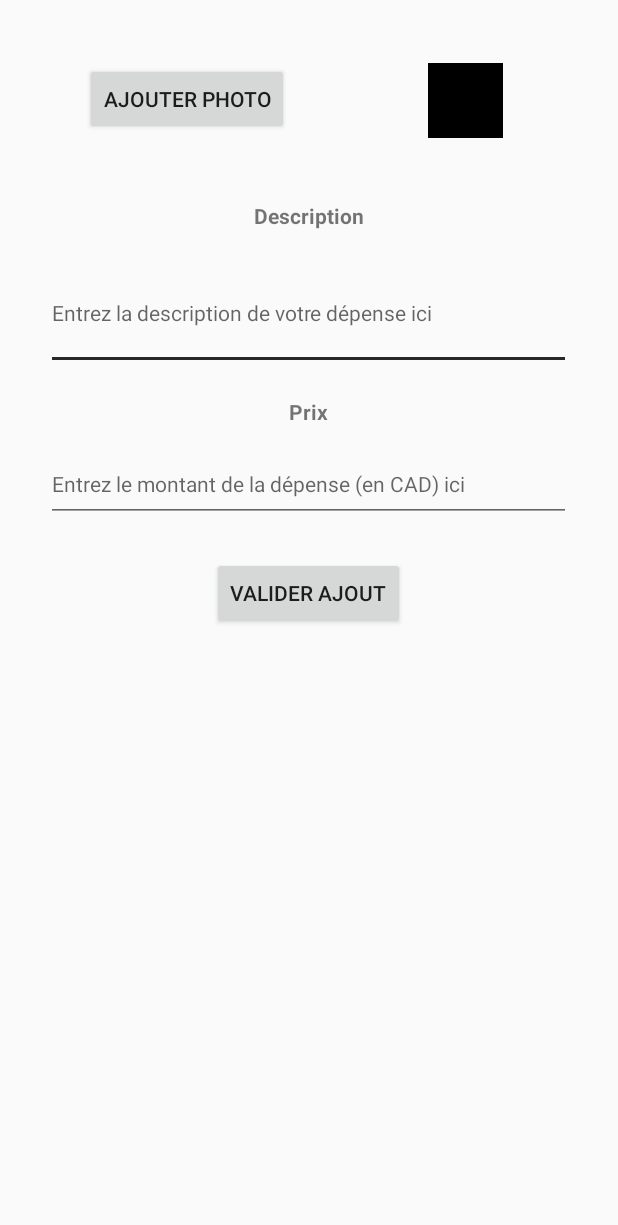
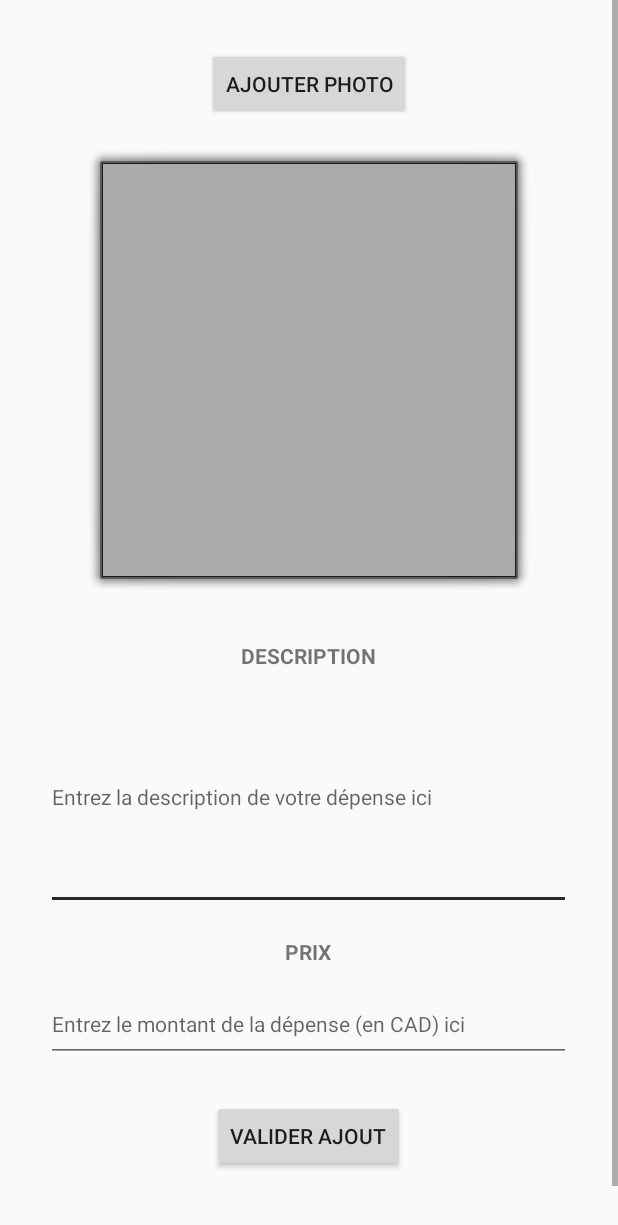
Before and after one commit to meurett/Mobile_projet_session, an Android app: the layout fragment_ajout_depense.xml on its own in the app's theme, with its tools: preview values and no code run, on a phone screen of 412 x 824 dp. Shown: the top 1225 px of the screen. Run offline under Robolectric (Android 15) with nearby library versions, the phone set to English and light mode, and no system bars.

Commit message:
Edit - description scrollable inside a scrollable View

```diff
--- a/app/src/main/java/ca/ulaval/ima/projet_session/FragmentAjoutDepense.java
+++ b/app/src/main/java/ca/ulaval/ima/projet_session/FragmentAjoutDepense.java
@@ -8,9 +8,11 @@ import android.os.Bundle;
 import android.provider.MediaStore;
 import android.support.v4.app.Fragment;
 import android.view.LayoutInflater;
+import android.view.MotionEvent;
 import android.view.View;
 import android.view.ViewGroup;
 import android.widget.Button;
+import android.widget.EditText;
 import android.widget.ImageView;
 
 import java.io.ByteArrayOutputStream;
@@ -41,6 +43,22 @@ public class FragmentAjoutDepense extends Fragment {
             }
         });
 
+        EditText EtOne = (EditText) view.findViewById(R.id.editText_ajout_depense_description);
+        EtOne.setOnTouchListener(new View.OnTouchListener() {
+            @Override
+            public boolean onTouch(View v, MotionEvent event) {
+                if (v.getId() == R.id.editText_ajout_depense_description) {
+                    v.getParent().requestDisallowInterceptTouchEvent(true);
+                    switch (event.getAction() & MotionEvent.ACTION_MASK) {
+                        case MotionEvent.ACTION_UP:
+                            v.getParent().requestDisallowInterceptTouchEvent(false);
+                            break;
+                    }
+                }
+                return false;
+            }
+        });
+
         return view;
     }
 
--- a/app/src/main/res/layout/fragment_ajout_depense.xml
+++ b/app/src/main/res/layout/fragment_ajout_depense.xml
@@ -21,7 +21,8 @@
             android:textStyle="normal|bold"
             android:layout_marginTop="18dp"
             android:layout_below="@+id/editText_ajout_depense_description"
-            android:layout_centerHorizontal="true" />
+            android:layout_centerHorizontal="true"
+            android:textAllCaps="true" />
 
         <EditText
             android:layout_width="350dp"
@@ -35,27 +36,14 @@
             android:layout_below="@+id/ajout_depense_prefixe_prix"
             android:layout_centerHorizontal="true" />
 
-        <EditText
-            android:layout_width="350dp"
-            android:inputType="textMultiLine"
-            android:ems="10"
-            android:id="@+id/editText_ajout_depense_description"
-            android:hint="Entrez la description de votre dépense ici"
-            android:scrollbars = "vertical"
-            android:layout_marginTop="18dp"
-            android:textSize="14sp"
-            android:layout_below="@+id/ajout_depense_prefixe_description"
-            android:layout_alignLeft="@+id/editText_ajout_depense_prix"
-            android:layout_alignStart="@+id/editText_ajout_depense_prix"
-            android:layout_height="75dp" />
-
         <Button
             android:text="VALIDER AJOUT"
             android:layout_width="wrap_content"
             android:layout_height="wrap_content"
             android:id="@+id/button_ajout_depense_valider_ajout"
             tools:text="VALIDER AJOUT"
-            android:layout_marginTop="23dp"
+            android:layout_marginTop="25dp"
+            android:layout_marginBottom="25dp"
             android:layout_below="@+id/editText_ajout_depense_prix"
             android:layout_centerHorizontal="true" />
 
@@ -65,23 +53,33 @@
             android:layout_height="wrap_content"
             android:id="@+id/button_ajout_depense_ajouter_photo"
             tools:text="AJOUTER PHOTO"
-            android:layout_marginLeft="26dp"
-            android:layout_marginStart="26dp"
-            android:layout_alignTop="@+id/imageView_photo_depense"
-            android:layout_alignLeft="@+id/editText_ajout_depense_description"
-            android:layout_alignStart="@+id/editText_ajout_depense_description" />
+            android:layout_marginTop="32dp"
+            android:layout_alignParentTop="true"
+            android:layout_centerHorizontal="true" />
 
         <ImageView
-            android:layout_width="50dp"
-            app:srcCompat="@android:color/background_dark"
+            app:srcCompat="@android:color/darker_gray"
             android:id="@+id/imageView_photo_depense"
-            android:layout_marginTop="42dp"
-            android:layout_height="50dp"
-            android:layout_marginLeft="15dp"
-            android:layout_marginStart="15dp"
-            android:layout_alignParentTop="true"
-            android:layout_toRightOf="@+id/button_ajout_depense_valider_ajout"
-            android:layout_toEndOf="@+id/button_ajout_depense_valider_ajout" />
+            android:layout_marginTop="19dp"
+            android:layout_width="300dp"
+            android:layout_height="300dp"
+            android:layout_below="@+id/button_ajout_depense_ajouter_photo"
+            android:layout_centerHorizontal="true"
+            android:background="@android:drawable/alert_dark_frame" />
+
+        <EditText
+            android:layout_width="350dp"
+            android:inputType="textMultiLine"
+            android:ems="10"
+            android:id="@+id/editText_ajout_depense_description"
+            android:hint="Entrez la description de votre dépense ici"
+            android:scrollbars = "vertical"
+            android:layout_marginTop="10dp"
+            android:textSize="14sp"
+            android:layout_below="@+id/ajout_depense_prefixe_description"
+            android:layout_alignLeft="@+id/editText_ajout_depense_prix"
+            android:layout_alignStart="@+id/editText_ajout_depense_prix"
+            android:layout_height="150dp" />
 
         <TextView
             android:text="Description"
@@ -90,9 +88,18 @@
             android:id="@+id/ajout_depense_prefixe_description"
             tools:text="Description"
             android:textStyle="normal|bold"
-            android:layout_marginTop="42dp"
+            android:layout_marginTop="28dp"
             android:layout_below="@+id/imageView_photo_depense"
-            android:layout_centerHorizontal="true" />
+            android:layout_centerHorizontal="true"
+            android:textAllCaps="true" />
+
+        <TextView
+            android:id="@+id/ajout_depense_footer"
+            android:layout_height="40dp"
+            android:layout_width="40dp"
+            android:layout_below="@+id/button_ajout_depense_valider_ajout"
+            android:layout_centerHorizontal="true"
+            android:layout_marginTop="12dp" />
 
 
     </RelativeLayout>
```
Also changed, not shown: 32 other files.
